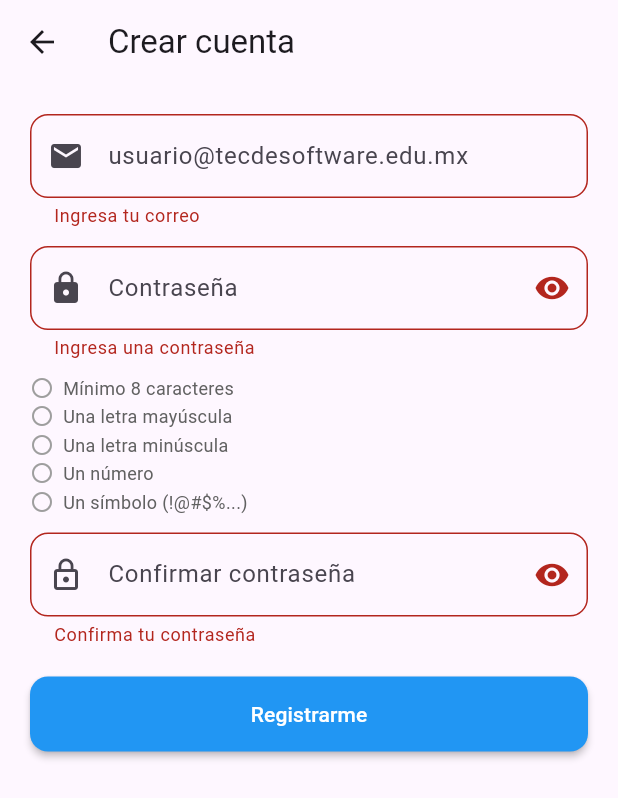
After one commit to JesusUc18/login_rive_animation_26_3_tsw, a Flutter app: the SignUpScreen screen opened directly, after a tap on "Registrarme", on a phone screen of 412 x 824 dp. The commit adds this screen. Shown: the top 798 px of the screen. Run offline on Flutter 3.47's test engine with Material 3 defaults, Android fonts, the phone set to English and light mode, and no system bars; our stand-ins replace firebase_auth, firebase_core, rive; accounts and stored records are empty; generated files the repository leaves out were written again.

Commit message:
feat(signup): add SignUpScreen with domain and password validation
- Add SignUpScreen opened from the "Sign up" button with Navigator.push
- Validate email ends with @tecdesoftware.edu.mx
- Require password of 8+ chars with upper, lower, number and symbol
- Show password rules live on screen and ask for confirmation
- Register with createUserWithEmailAndPassword, showing field-specific
  errors for email-already-in-use, invalid-email and weak-password
- Sign out after registration, notify with a SnackBar and return to Login

```diff
--- a/lib/screens/login_screen.dart
+++ b/lib/screens/login_screen.dart
@@ -1,6 +1,7 @@
 import 'package:flutter/material.dart';
 import 'package:firebase_auth/firebase_auth.dart';
 import 'package:login_rive_animation_26_3_tsw/screens/products_screen.dart';
+import 'package:login_rive_animation_26_3_tsw/screens/signup_screen.dart';
 import 'package:rive/rive.dart';
 
 import 'dart:async';
@@ -240,9 +241,16 @@ class _LoginScreenState extends State<LoginScreen> {
                     children: [
                       const Text("Don't have an account?"),
                       TextButton(
-                        onPressed: () {},
+                        onPressed: () {
+                          Navigator.push(
+                            context,
+                            MaterialPageRoute(
+                              builder: (_) => const SignUpScreen(),
+                            ),
+                          );
+                        },
                         child: const Text(
-                          "register",
+                          "Sign up",
                           style: TextStyle(
                             color: Colors.blue,
                             fontWeight: FontWeight.bold,
--- /dev/null
+++ b/lib/screens/signup_screen.dart
@@ -0,0 +1,261 @@
+import 'package:firebase_auth/firebase_auth.dart';
+import 'package:flutter/material.dart';
+
+class SignUpScreen extends StatefulWidget {
+  const SignUpScreen({super.key});
+
+  @override
+  State<SignUpScreen> createState() => _SignUpScreenState();
+}
+
+class _SignUpScreenState extends State<SignUpScreen> {
+  static const String _domain = '@tecdesoftware.edu.mx';
+
+  final _emailCtrl = TextEditingController();
+  final _passCtrl = TextEditingController();
+  final _confirmCtrl = TextEditingController();
+
+  bool _obscurePass = true;
+  bool _obscureConfirm = true;
+  bool _isLoading = false;
+
+  String? _emailError;
+  String? _passError;
+  String? _confirmError;
+
+  // Reglas de contraseña (se muestran en pantalla y se validan con ellas)
+  bool _hasMinLength(String p) => p.length >= 8;
+  bool _hasUpper(String p) => RegExp(r'[A-Z]').hasMatch(p);
+  bool _hasLower(String p) => RegExp(r'[a-z]').hasMatch(p);
+  bool _hasNumber(String p) => RegExp(r'\d').hasMatch(p);
+  bool _hasSymbol(String p) => RegExp(r'[^A-Za-z0-9]').hasMatch(p);
+
+  bool _isValidEmail(String email) {
+    final re = RegExp(
+      r'^[^\s@]+@tecdesoftware\.edu\.mx$',
+      caseSensitive: false,
+    );
+    return re.hasMatch(email);
+  }
+
+  bool _passwordIsValid(String p) =>
+      _hasMinLength(p) &&
+      _hasUpper(p) &&
+      _hasLower(p) &&
+      _hasNumber(p) &&
+      _hasSymbol(p);
+
+  Future<void> _onSignUp() async {
+    if (_isLoading) return;
+
+    final email = _emailCtrl.text.trim();
+    final pass = _passCtrl.text;
+    final confirm = _confirmCtrl.text;
+
+    final emailErr = email.isEmpty
+        ? 'Ingresa tu correo'
+        : (_isValidEmail(email) ? null : 'El correo debe terminar en $_domain');
+    final passErr = pass.isEmpty
+        ? 'Ingresa una contraseña'
+        : (_passwordIsValid(pass)
+              ? null
+              : 'La contraseña no cumple las reglas');
+    final confirmErr = confirm.isEmpty
+        ? 'Confirma tu contraseña'
+        : (confirm == pass ? null : 'Las contraseñas no coinciden');
+
+    setState(() {
+      _emailError = emailErr;
+      _passError = passErr;
+      _confirmError = confirmErr;
+    });
+
+    if (emailErr != null || passErr != null || confirmErr != null) return;
+
+    FocusScope.of(context).unfocus();
+    setState(() => _isLoading = true);
+
+    try {
+      await FirebaseAuth.instance.createUserWithEmailAndPassword(
+        email: email,
+        password: pass,
+      );
+      // createUser deja la sesión abierta; se cierra para que el usuario inicie sesión
+      await FirebaseAuth.instance.signOut();
+
+      if (!mounted) return;
+      ScaffoldMessenger.of(context).showSnackBar(
+        const SnackBar(
+          content: Text('Cuenta creada correctamente. Inicia sesión.'),
+          backgroundColor: Colors.green,
+          behavior: SnackBarBehavior.floating,
+        ),
+      );
+      Navigator.pop(context);
+    } on FirebaseAuthException catch (e) {
+      if (!mounted) return;
+      setState(() {
+        _isLoading = false;
+        switch (e.code) {
+          case 'email-already-in-use':
+            _emailError = 'Este correo ya está registrado';
+            break;
+          case 'invalid-email':
+            _emailError = 'El correo no es válido';
+            break;
+          case 'weak-password':
+            _passError = 'La contraseña es demasiado débil';
+            break;
+          default:
+            ScaffoldMessenger.of(context).showSnackBar(
+              SnackBar(
+                content: Text(e.message ?? 'No se pudo crear la cuenta'),
+                backgroundColor: Colors.red,
+              ),
+            );
+        }
+      });
+    } catch (_) {
+      if (!mounted) return;
+      setState(() => _isLoading = false);
+      ScaffoldMessenger.of(context).showSnackBar(
+        const SnackBar(
+          content: Text('Error inesperado. Intenta de nuevo.'),
+          backgroundColor: Colors.red,
+        ),
+      );
+    }
+  }
+
+  Widget _rule(String text, bool ok) {
+    return Padding(
+      padding: const EdgeInsets.only(top: 2),
+      child: Row(
+        children: [
+          Icon(
+            ok ? Icons.check_circle : Icons.radio_button_unchecked,
+            size: 16,
+            color: ok ? Colors.green : Colors.grey,
+          ),
+          const SizedBox(width: 6),
+          Text(
+            text,
+            style: TextStyle(
+              fontSize: 12,
+              color: ok ? Colors.green : Colors.grey.shade700,
+            ),
+          ),
+        ],
+      ),
+    );
+  }
+
+  @override
+  Widget build(BuildContext context) {
+    final pass = _passCtrl.text;
+    return Scaffold(
+      appBar: AppBar(title: const Text('Crear cuenta')),
+      body: SafeArea(
+        child: SingleChildScrollView(
+          padding: const EdgeInsets.all(20),
+          child: Column(
+            crossAxisAlignment: CrossAxisAlignment.start,
+            children: [
+              TextField(
+                controller: _emailCtrl,
+                keyboardType: TextInputType.emailAddress,
+                decoration: InputDecoration(
+                  hintText: 'usuario$_domain',
+                  errorText: _emailError,
+                  prefixIcon: const Icon(Icons.email),
+                  border: OutlineInputBorder(
+                    borderRadius: BorderRadius.circular(12),
+                  ),
+                ),
+              ),
+              const SizedBox(height: 12),
+              TextField(
+                controller: _passCtrl,
+                obscureText: _obscurePass,
+                onChanged: (_) => setState(() {}),
+                decoration: InputDecoration(
+                  hintText: 'Contraseña',
+                  errorText: _passError,
+                  prefixIcon: const Icon(Icons.lock),
+                  suffixIcon: IconButton(
+                    icon: Icon(
+                      _obscurePass ? Icons.visibility : Icons.visibility_off,
+                    ),
+                    onPressed: () =>
+                        setState(() => _obscurePass = !_obscurePass),
+                  ),
+                  border: OutlineInputBorder(
+                    borderRadius: BorderRadius.circular(12),
+                  ),
+                ),
+              ),
+              const SizedBox(height: 8),
+              _rule('Mínimo 8 caracteres', _hasMinLength(pass)),
+              _rule('Una letra mayúscula', _hasUpper(pass)),
+              _rule('Una letra minúscula', _hasLower(pass)),
+              _rule('Un número', _hasNumber(pass)),
+              _rule('Un símbolo (!@#\$%...)', _hasSymbol(pass)),
+              const SizedBox(height: 12),
+              TextField(
+                controller: _confirmCtrl,
+                obscureText: _obscureConfirm,
+                decoration: InputDecoration(
+                  hintText: 'Confirmar contraseña',
+                  errorText: _confirmError,
+                  prefixIcon: const Icon(Icons.lock_outline),
+                  suffixIcon: IconButton(
+                    icon: Icon(
+                      _obscureConfirm ? Icons.visibility : Icons.visibility_off,
+                    ),
+                    onPressed: () =>
+                        setState(() => _obscureConfirm = !_obscureConfirm),
+                  ),
+                  border: OutlineInputBorder(
+                    borderRadius: BorderRadius.circular(12),
+                  ),
+                ),
+              ),
+              const SizedBox(height: 20),
+              SizedBox(
+                width: double.infinity,
+                child: MaterialButton(
+                  height: 50,
+                  color: Colors.blue,
+                  disabledColor: Colors.blue.shade300,
+                  textColor: Colors.white,
+                  shape: RoundedRectangleBorder(
+                    borderRadius: BorderRadius.circular(12),
+                  ),
+                  onPressed: _isLoading ? null : _onSignUp,
+                  child: _isLoading
+                      ? const SizedBox(
+                          height: 22,
+                          width: 22,
+                          child: CircularProgressIndicator(
+                            strokeWidth: 2.5,
+                            color: Colors.white,
+                          ),
+                        )
+                      : const Text('Registrarme'),
+                ),
+              ),
+            ],
+          ),
+        ),
+      ),
+    );
+  }
+
+  @override
+  void dispose() {
+    _emailCtrl.dispose();
+    _passCtrl.dispose();
+    _confirmCtrl.dispose();
+    super.dispose();
+  }
+}
```
